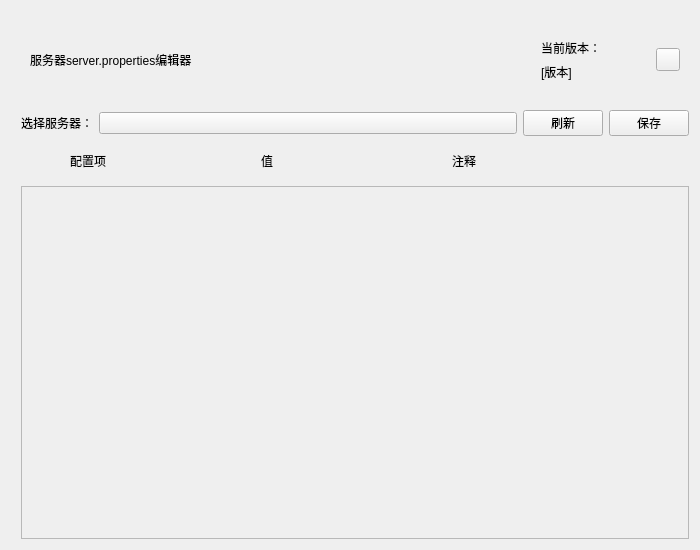
The window that QtUI/mainUI.ui (MCSLTeam/Server_Properties_Editor) describes before a commit, drawn with Qt 5.
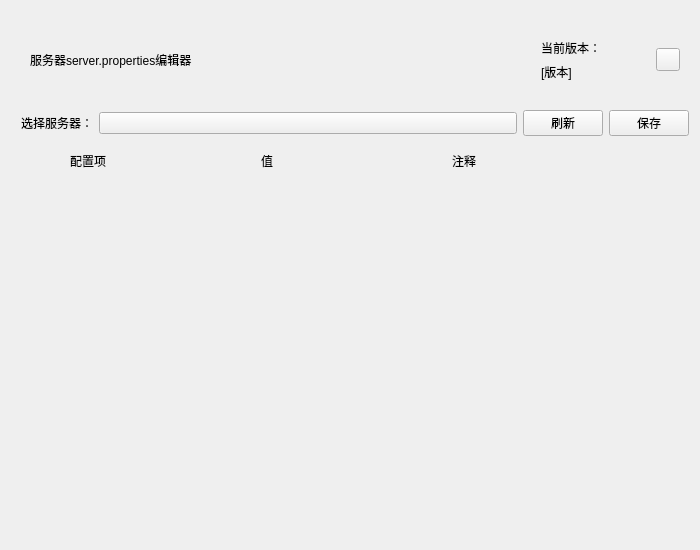
The same window after the commit. Custom widgets are drawn as their Qt base class.

Commit message: F | 修复UI莫名变丑的问题

Diff of the .ui file:
```diff
--- a/QtUI/mainUI.ui
+++ b/QtUI/mainUI.ui
@@ -206,6 +206,9 @@
    </item>
    <item row="6" column="1" colspan="5">
     <widget class="SmoothScrollArea" name="propertiesSmoothScrollArea">
+     <property name="frameShape">
+      <enum>QFrame::NoFrame</enum>
+     </property>
      <property name="verticalScrollBarPolicy">
       <enum>Qt::ScrollBarAsNeeded</enum>
      </property>
@@ -217,8 +220,8 @@
        <rect>
         <x>0</x>
         <y>0</y>
-        <width>664</width>
-        <height>327</height>
+        <width>666</width>
+        <height>329</height>
        </rect>
       </property>
       <layout class="QGridLayout" name="gridLayout_2">
```
The commit also changes 1 other file.
